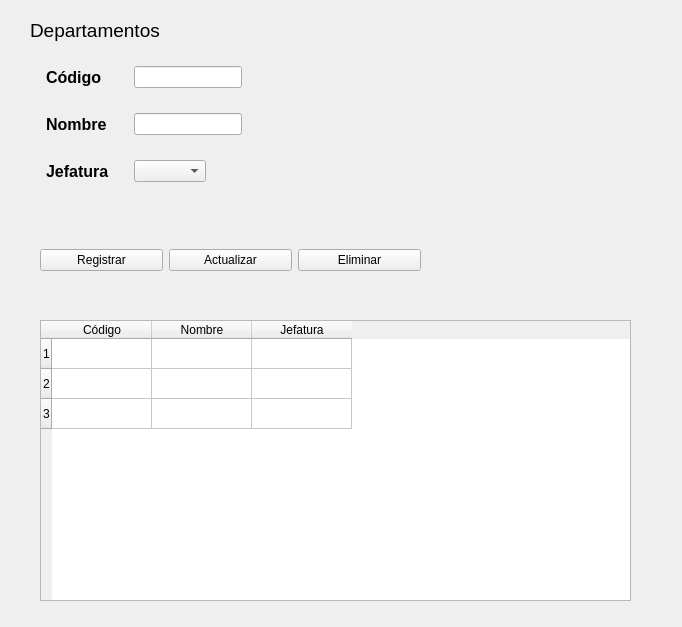
Old version of the form src/Departamentos.ui in the repository rvqzs/tresPatitos.
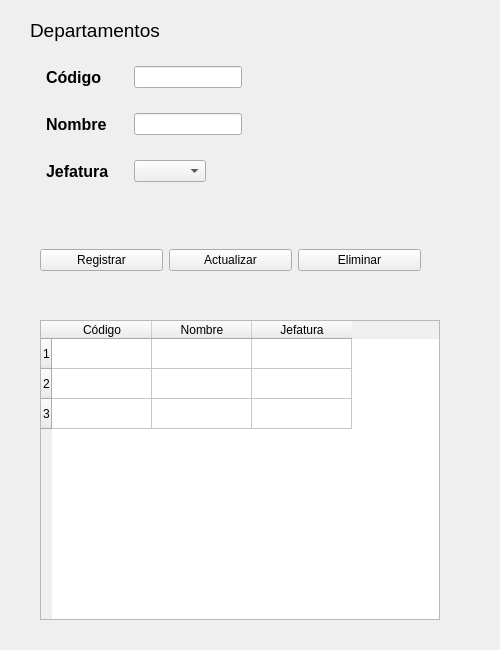
New version of the form.

What changed in the file:
```diff
--- a/src/Departamentos.ui
+++ b/src/Departamentos.ui
@@ -6,10 +6,22 @@
    <rect>
     <x>0</x>
     <y>0</y>
-    <width>682</width>
-    <height>627</height>
+    <width>500</width>
+    <height>650</height>
    </rect>
   </property>
+  <property name="minimumSize">
+   <size>
+    <width>500</width>
+    <height>650</height>
+   </size>
+  </property>
+  <property name="maximumSize">
+   <size>
+    <width>500</width>
+    <height>650</height>
+   </size>
+  </property>
   <property name="windowTitle">
    <string>Departamentos</string>
   </property>
@@ -165,10 +177,22 @@
     <rect>
      <x>40</x>
      <y>320</y>
-     <width>591</width>
-     <height>281</height>
+     <width>400</width>
+     <height>300</height>
     </rect>
    </property>
+   <property name="minimumSize">
+    <size>
+     <width>400</width>
+     <height>300</height>
+    </size>
+   </property>
+   <property name="maximumSize">
+    <size>
+     <width>400</width>
+     <height>300</height>
+    </size>
+   </property>
    <property name="rowCount">
     <number>3</number>
    </property>
```
